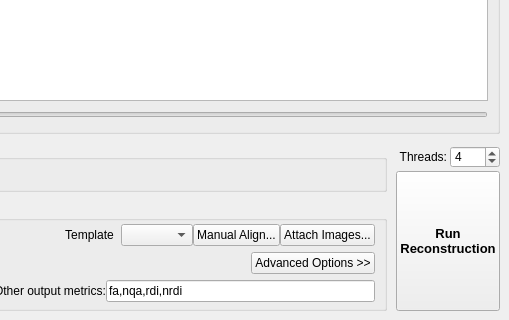
This is reconstruction/reconstruction_window.ui in frankyeh/DSI-Studio as Qt 5 draws it before an edit; both pictures show x 339 to 848 and y 386 to 706 of the 848 by 706 pixel window. The edited form follows.
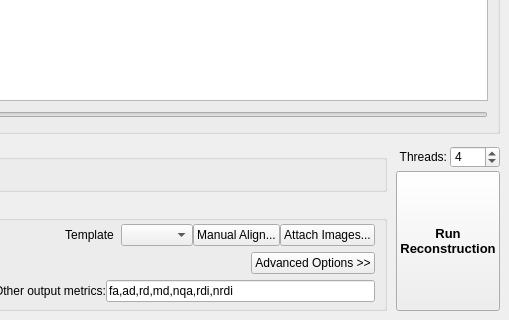
This is the edited form. Icons and pictures are not drawn.

Commit message: [gui] revise recon gui

The edit to the form file:
```diff
--- a/reconstruction/reconstruction_window.ui
+++ b/reconstruction/reconstruction_window.ui
@@ -910,7 +910,7 @@
                     <item>
                      <widget class="QLineEdit" name="other_output">
                       <property name="text">
-                       <string>fa,nqa,rdi,nrdi</string>
+                       <string>fa,ad,rd,md,nqa,rdi,nrdi</string>
                       </property>
                      </widget>
                     </item>
```
The commit also changes 1 other file.
